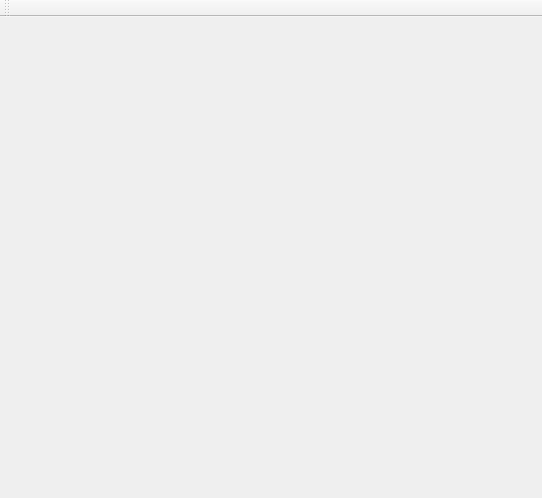
Before: the Qt Designer form mainwindow.ui in mikexyl/CanWifi_Driver, drawn with Qt 5.
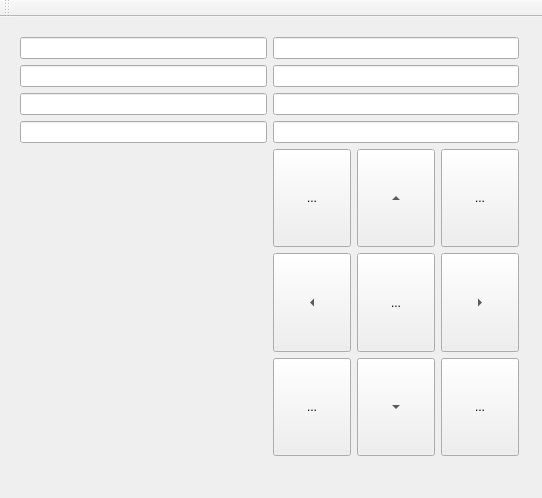
After: the same form once the commit is applied.

The edit to the form file:
```diff
--- a/mainwindow.ui
+++ b/mainwindow.ui
@@ -31,11 +31,182 @@
       <layout class="QGridLayout" name="gridLayout_3"/>
      </item>
      <item row="0" column="0">
-      <layout class="QGridLayout" name="gridLayout_5"/>
+      <layout class="QGridLayout" name="gridLayout_5">
+       <item row="2" column="0">
+        <widget class="QLineEdit" name="tagYEdit"/>
+       </item>
+       <item row="1" column="0">
+        <widget class="QLineEdit" name="tagXEdit"/>
+       </item>
+       <item row="3" column="0">
+        <widget class="QLineEdit" name="tagAngleEdit"/>
+       </item>
+       <item row="0" column="0">
+        <widget class="QLineEdit" name="tagCodeEdit">
+         <property name="font">
+          <font>
+           <stylestrategy>PreferDefault</stylestrategy>
+          </font>
+         </property>
+        </widget>
+       </item>
+      </layout>
      </item>
      <item row="1" column="0">
       <layout class="QGridLayout" name="gridLayout_6"/>
      </item>
+     <item row="1" column="1">
+      <layout class="QGridLayout" name="gridLayout_2">
+       <item row="1" column="2">
+        <widget class="QToolButton" name="rightButton">
+         <property name="sizePolicy">
+          <sizepolicy hsizetype="Preferred" vsizetype="Preferred">
+           <horstretch>0</horstretch>
+           <verstretch>0</verstretch>
+          </sizepolicy>
+         </property>
+         <property name="text">
+          <string>...</string>
+         </property>
+         <property name="arrowType">
+          <enum>Qt::RightArrow</enum>
+         </property>
+        </widget>
+       </item>
+       <item row="0" column="2">
+        <widget class="QToolButton" name="toolButton_3">
+         <property name="sizePolicy">
+          <sizepolicy hsizetype="Preferred" vsizetype="Preferred">
+           <horstretch>0</horstretch>
+           <verstretch>0</verstretch>
+          </sizepolicy>
+         </property>
+         <property name="text">
+          <string>...</string>
+         </property>
+        </widget>
+       </item>
+       <item row="0" column="0">
+        <widget class="QToolButton" name="encoderButton">
+         <property name="sizePolicy">
+          <sizepolicy hsizetype="Preferred" vsizetype="Preferred">
+           <horstretch>0</horstretch>
+           <verstretch>0</verstretch>
+          </sizepolicy>
+         </property>
+         <property name="text">
+          <string>...</string>
+         </property>
+        </widget>
+       </item>
+       <item row="1" column="1">
+        <widget class="QToolButton" name="stopButton">
+         <property name="sizePolicy">
+          <sizepolicy hsizetype="Preferred" vsizetype="Preferred">
+           <horstretch>0</horstretch>
+           <verstretch>0</verstretch>
+          </sizepolicy>
+         </property>
+         <property name="text">
+          <string>...</string>
+         </property>
+        </widget>
+       </item>
+       <item row="0" column="1">
+        <widget class="QToolButton" name="forwardButton">
+         <property name="sizePolicy">
+          <sizepolicy hsizetype="Preferred" vsizetype="Preferred">
+           <horstretch>0</horstretch>
+           <verstretch>0</verstretch>
+          </sizepolicy>
+         </property>
+         <property name="text">
+          <string>...</string>
+         </property>
+         <property name="arrowType">
+          <enum>Qt::UpArrow</enum>
+         </property>
+        </widget>
+       </item>
+       <item row="2" column="1">
+        <widget class="QToolButton" name="backwardButton">
+         <property name="sizePolicy">
+          <sizepolicy hsizetype="Preferred" vsizetype="Preferred">
+           <horstretch>0</horstretch>
+           <verstretch>0</verstretch>
+          </sizepolicy>
+         </property>
+         <property name="text">
+          <string>...</string>
+         </property>
+         <property name="autoRaise">
+          <bool>false</bool>
+         </property>
+         <property name="arrowType">
+          <enum>Qt::DownArrow</enum>
+         </property>
+        </widget>
+       </item>
+       <item row="1" column="0">
+        <widget class="QToolButton" name="leftButton">
+         <property name="sizePolicy">
+          <sizepolicy hsizetype="Preferred" vsizetype="Preferred">
+           <horstretch>0</horstretch>
+           <verstretch>0</verstretch>
+          </sizepolicy>
+         </property>
+         <property name="text">
+          <string>...</string>
+         </property>
+         <property name="arrowType">
+          <enum>Qt::LeftArrow</enum>
+         </property>
+        </widget>
+       </item>
+       <item row="2" column="0">
+        <widget class="QToolButton" name="toolButton_8">
+         <property name="sizePolicy">
+          <sizepolicy hsizetype="Preferred" vsizetype="Preferred">
+           <horstretch>0</horstretch>
+           <verstretch>0</verstretch>
+          </sizepolicy>
+         </property>
+         <property name="text">
+          <string>...</string>
+         </property>
+        </widget>
+       </item>
+       <item row="2" column="2">
+        <widget class="QToolButton" name="toolButton_9">
+         <property name="sizePolicy">
+          <sizepolicy hsizetype="Preferred" vsizetype="Preferred">
+           <horstretch>0</horstretch>
+           <verstretch>0</verstretch>
+          </sizepolicy>
+         </property>
+         <property name="text">
+          <string>...</string>
+         </property>
+        </widget>
+       </item>
+      </layout>
+     </item>
+     <item row="0" column="1">
+      <layout class="QGridLayout" name="gridLayout_3">
+       <item row="2" column="0">
+        <widget class="QLineEdit" name="encoderREdit"/>
+       </item>
+       <item row="0" column="0">
+        <widget class="QLineEdit" name="battreyEdit"/>
+       </item>
+       <item row="1" column="0">
+        <widget class="QLineEdit" name="encoderLEdit"/>
+       </item>
+       <item row="3" column="0">
+        <widget class="QLineEdit" name="lineEdit_8"/>
+       </item>
+      </layout>
+     </item>
     </layout>
    </widget>
   </widget>
```
Left out of the diff: 6 changed lines with no effect on the pictures.
